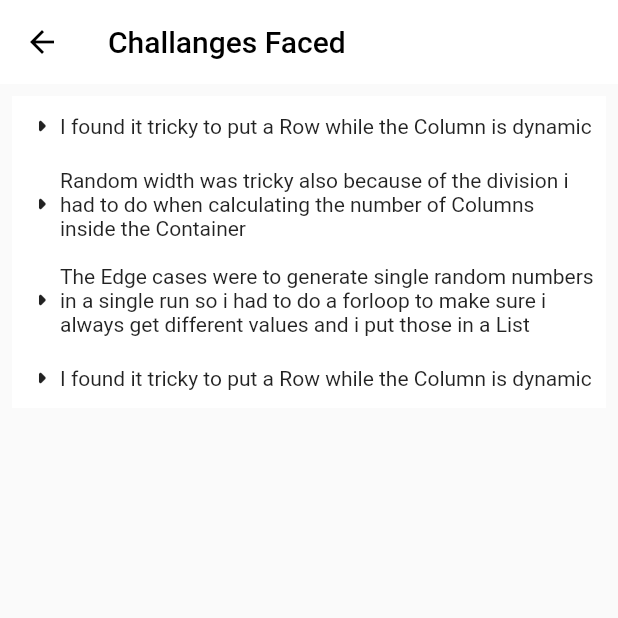
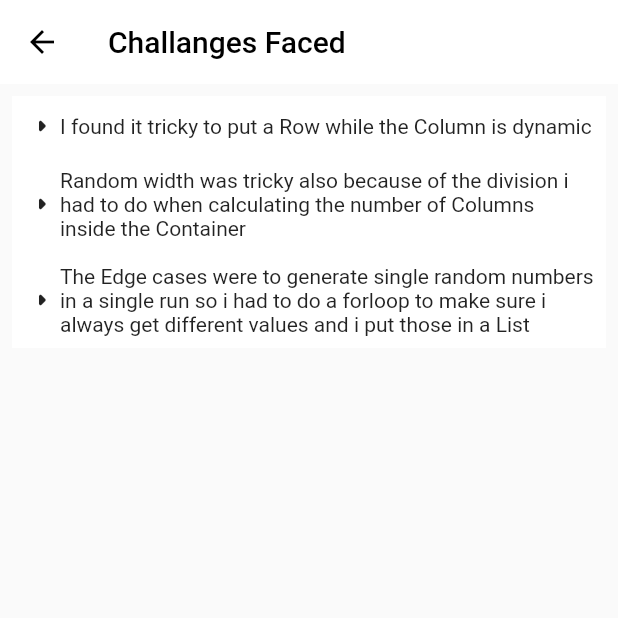
Before and after one commit to LioMadlala/Rectangle-app-challange, a Flutter app: the screen it shows after launch, after a tap on the "list alt" icon, on a phone screen of 412 x 824 dp, the top half of it. Run offline on Flutter 3.47's test engine with Material 2 defaults, Android fonts, the phone set to English and light mode, and no system bars.

```diff
--- a/lib/challanges.dart
+++ b/lib/challanges.dart
@@ -27,10 +27,6 @@ class ChallengesPage extends StatelessWidget {
               challangeListCard(
                 text:
                     "The Edge cases were to generate single random numbers in a single run so i had to do a forloop to make sure i always get different values and i put those in a List",
-              ),
-              challangeListCard(
-                text:
-                    "I found it tricky to put a Row while the Column is dynamic",
               ),
             ],
           )),
```
Also changed, not shown: lib/home_page.dart (+14 -0 lines), lib/generated.dart (added).
